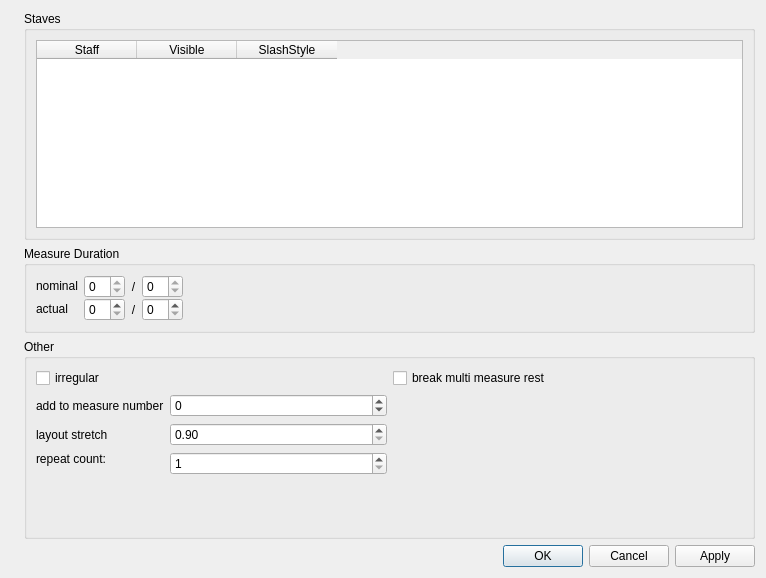
Old version of the form mscore/mscore/measureproperties.ui in the repository musescore/musescore-old.
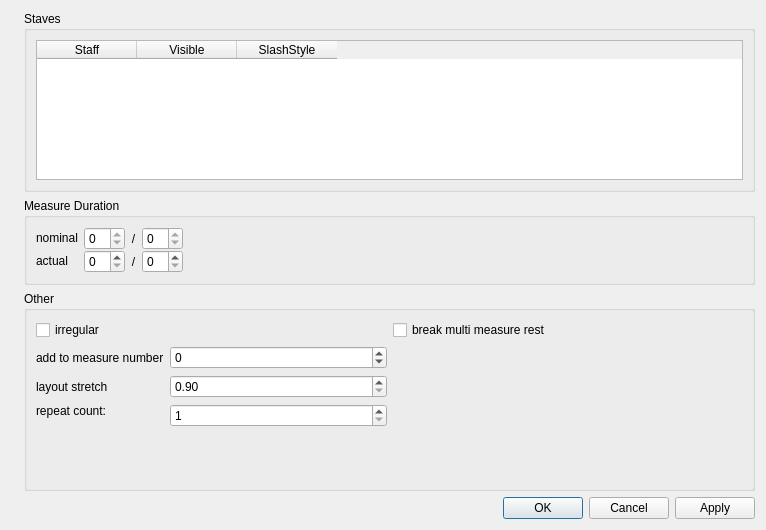
New version of the form. Icons and pictures are not drawn.

Diff of the .ui file:
```diff
--- a/mscore/mscore/measureproperties.ui
+++ b/mscore/mscore/measureproperties.ui
@@ -10,7 +10,7 @@
     <x>0</x>
     <y>0</y>
     <width>766</width>
-    <height>578</height>
+    <height>530</height>
    </rect>
   </property>
   <property name="windowTitle">
```
Left out of the diff: 3 changed lines with no effect on the pictures.
